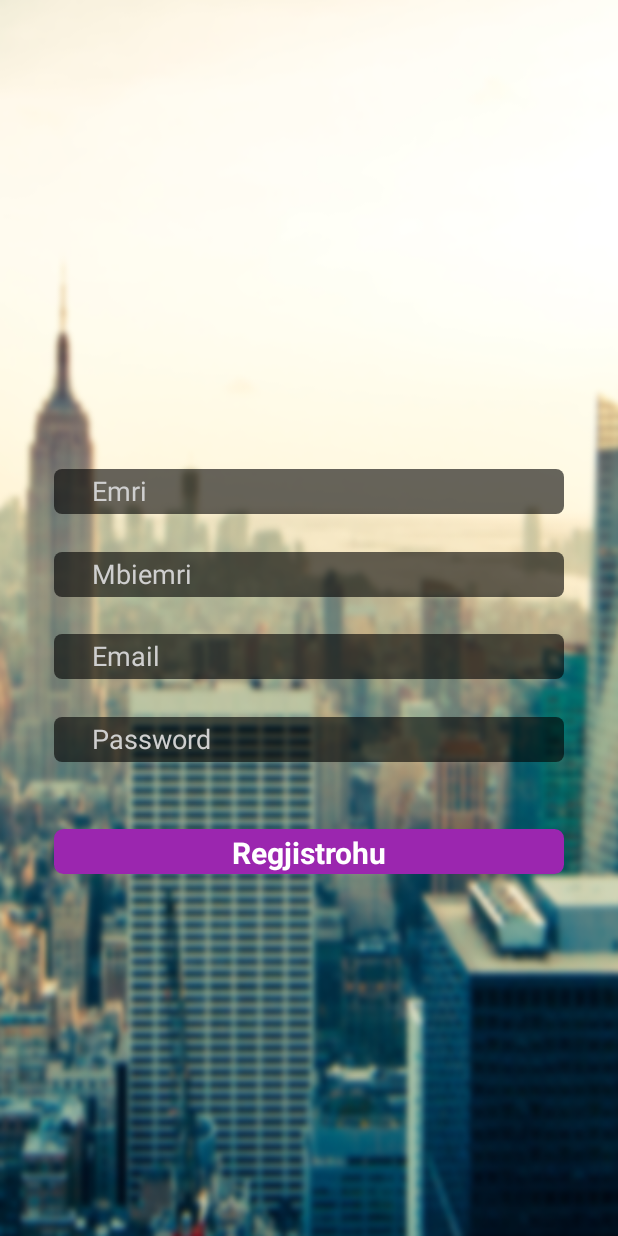
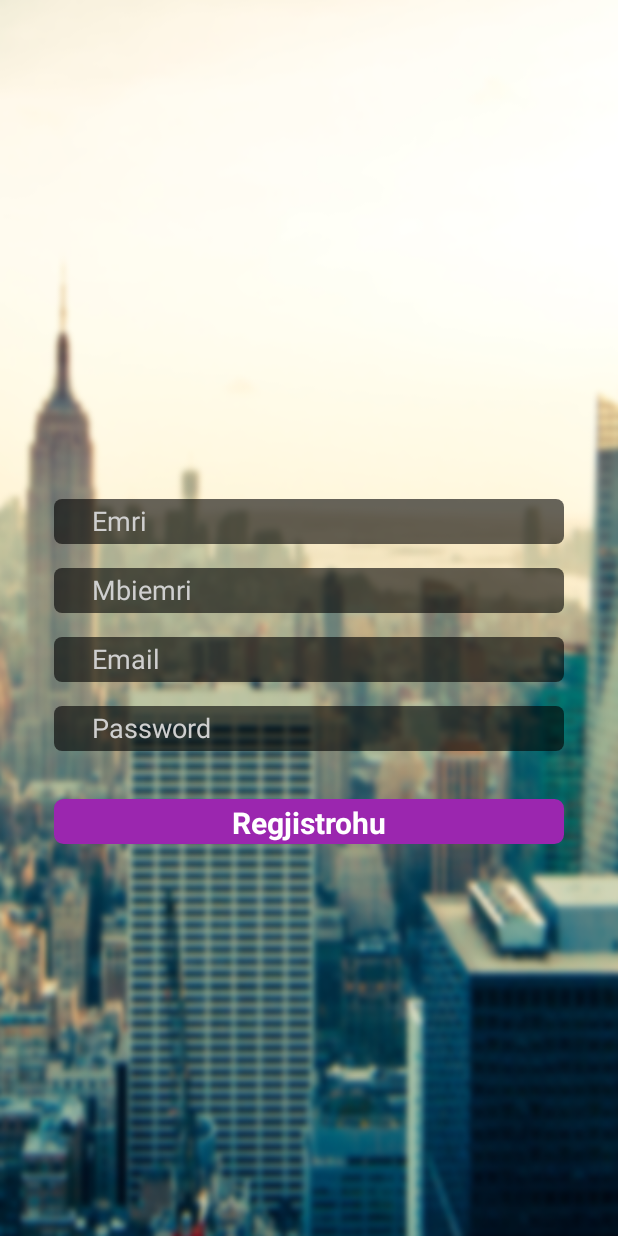
Before and after one commit to bigcheesy/UPickMobile, an Android app: the layout activity_register.xml on its own in the app's theme, with its tools: preview values and no code run, on a phone screen of 412 x 824 dp. Run offline under Robolectric (Android 15) with nearby library versions, the phone set to English and light mode, and no system bars.

Commit message:
Fuck you and your giant margins

```diff
--- a/app/src/main/res/layout/activity_register.xml
+++ b/app/src/main/res/layout/activity_register.xml
@@ -13,11 +13,12 @@
         android:src="@drawable/login_background"
         />
 
-   <RelativeLayout
+   <LinearLayout
        android:layout_width="match_parent"
        android:layout_height="wrap_content"
        android:layout_gravity="center"
        android:layout_marginLeft="36dp"
+       android:orientation="vertical"
        android:layout_marginRight="36dp"
        android:layout_marginTop="36dp"
        >
@@ -27,7 +28,6 @@
             android:layout_width="match_parent"
             android:layout_height="30dp"
             android:background="@drawable/rectangle"
-            android:layout_marginBottom="70dp"
             android:gravity="left"
             android:layout_gravity="center"
             android:hint="Emri"
@@ -44,7 +44,7 @@
             android:background="@drawable/rectangle"
             android:gravity="left"
             android:layout_gravity="center"
-            android:layout_marginTop="55dp"
+            android:layout_marginTop="16dp"
             android:hint="Mbiemri"
             android:inputType="textNoSuggestions"
             android:paddingLeft="25dp"
@@ -59,7 +59,7 @@
            android:background="@drawable/rectangle"
            android:gravity="left"
            android:layout_gravity="center"
-           android:layout_marginTop="110dp"
+           android:layout_marginTop="16dp"
            android:hint="Email"
            android:inputType="textNoSuggestions"
            android:paddingLeft="25dp"
@@ -74,7 +74,7 @@
            android:background="@drawable/rectangle"
            android:gravity="left"
            android:layout_gravity="center"
-           android:layout_marginTop="165dp"
+           android:layout_marginTop="16dp"
            android:hint="Password"
            android:inputType="textPassword"
            android:paddingLeft="25dp"
@@ -88,7 +88,7 @@
            android:layout_height="30dp"
            android:gravity="center"
            android:text="Regjistrohu"
-           android:layout_marginTop="240dp"
+           android:layout_marginTop="32dp"
            android:clickable="true"
            android:textColor="#fff"
            android:textSize="20sp"
@@ -96,11 +96,5 @@
            android:textStyle="bold"
            android:layout_above="@+id/textView18"
            />
-
-
-   </RelativeLayout>
-
-
-
-
+   </LinearLayout>
 </FrameLayout>
```
